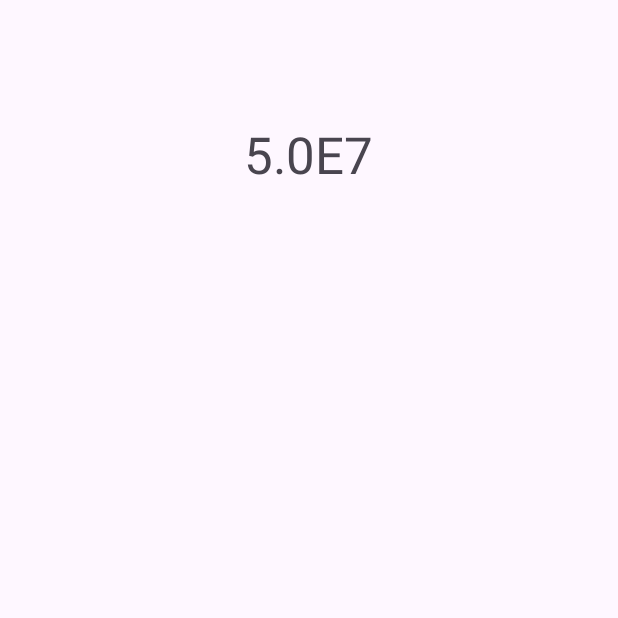
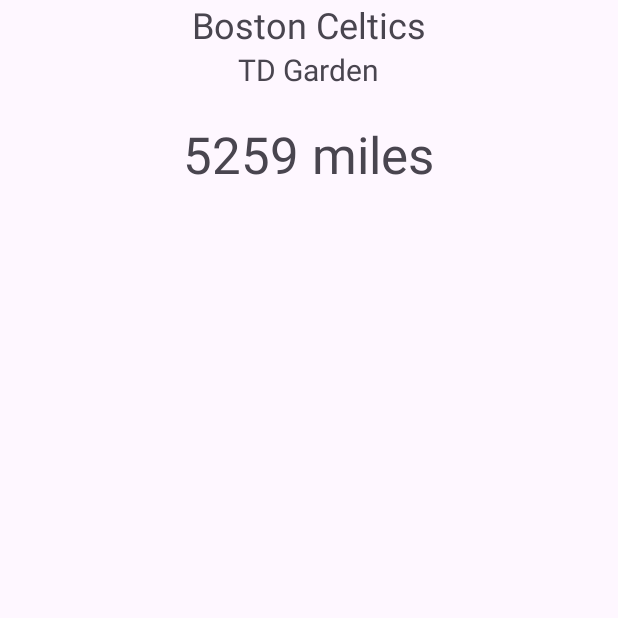
Before and after one commit to slejac/sports_finder, an Android app: the screen it shows after launch (FinderActivity), after a tap on "NBA", on a phone screen of 412 x 824 dp, the top half of it. Run offline under Robolectric (Android 15) with nearby library versions, the phone set to English and light mode, and no system bars.

Commit message:
NBA and Migration to Miles

```diff
--- a/app/src/main/java/edu/msu/sleeman5/sportsfinder/FinderActivity.java
+++ b/app/src/main/java/edu/msu/sleeman5/sportsfinder/FinderActivity.java
@@ -42,11 +42,14 @@ public class FinderActivity extends AppCompatActivity {
             }
         }
 
+        // Convert to Miles
+        min = min * 0.000621371;
+
         TextView viewTeam = (TextView)findViewById(R.id.textTeam);
         viewTeam.setText(venues.get(index).get("team"));
         TextView viewVenue = (TextView)findViewById(R.id.textVenue);
         viewVenue.setText(venues.get(index).get("venue"));
         TextView viewDistance = (TextView)findViewById(R.id.textDistance);
-        viewDistance.setText(Double.toString(min));
+        viewDistance.setText(Integer.toString((int)min) + " miles");
     }
 }
--- a/app/src/main/java/edu/msu/sleeman5/sportsfinder/Populator.java
+++ b/app/src/main/java/edu/msu/sleeman5/sportsfinder/Populator.java
@@ -243,8 +243,223 @@ public class Populator {
             tempMap.put("latitude", "39.0489");
             tempMap.put("longitude", "-94.4839");
             data.add(tempMap);
+
         } else if (dataType == 2) {  // NBA
+            // Atlantic Division
+            HashMap tempMap = new HashMap();
+            tempMap.put("team", "Brooklyn Nets");
+            tempMap.put("venue", "Barclays Center");
+            tempMap.put("latitude", "40.6826");
+            tempMap.put("longitude", "-73.9754");
+            data.add(tempMap);
 
+            tempMap = new HashMap();
+            tempMap.put("team", "New York Knicks");
+            tempMap.put("venue", "Madison Square Garden");
+            tempMap.put("latitude", "40.7505");
+            tempMap.put("longitude", "-73.9934");
+            data.add(tempMap);
+
+            tempMap = new HashMap();
+            tempMap.put("team", "Philadelphia 76ers");
+            tempMap.put("venue", "Wells Fargo Center");
+            tempMap.put("latitude", "39.9012");
+            tempMap.put("longitude", "-75.1720");
+            data.add(tempMap);
+
+            tempMap = new HashMap();
+            tempMap.put("team", "Toronto Raptors");
+            tempMap.put("venue", "Scotiabank Arena");
+            tempMap.put("latitude", "43.6435");
+            tempMap.put("longitude", "-79.3791");
+            data.add(tempMap);
+
+            tempMap = new HashMap();
+            tempMap.put("team", "Boston Celtics");
+            tempMap.put("venue", "TD Garden");
+            tempMap.put("latitude", "42.3662");
+            tempMap.put("longitude", "-71.0621");
+            data.add(tempMap);
+
+            // Central Division
+            tempMap = new HashMap();
+            tempMap.put("team", "Detroit Pistons");
+            tempMap.put("venue", "Little Caesars Arena");
+            tempMap.put("latitude", "42.3411");
+            tempMap.put("longitude", "-83.0553");
+            data.add(tempMap);
+
+            tempMap = new HashMap();
+            tempMap.put("team", "Milwaukee Bucks");
+            tempMap.put("venue", "Fiserv Forum");
+            tempMap.put("latitude", "43.0451");
+            tempMap.put("longitude", "-87.9174");
+            data.add(tempMap);
+
+            tempMap = new HashMap();
+            tempMap.put("team", "Chicago Bulls");
+            tempMap.put("venue", "United Center");
+            tempMap.put("latitude", "41.8807");
+            tempMap.put("longitude", "-87.6742");
+            data.add(tempMap);
+
+            tempMap = new HashMap();
+            tempMap.put("team", "Cleveland Cavaliers");
+            tempMap.put("venue", "Rocket Mortgage FieldHouse");
+            tempMap.put("latitude", "41.4965");
+            tempMap.put("longitude", "-81.6881");
+            data.add(tempMap);
+
+            tempMap = new HashMap();
+            tempMap.put("team", "Indiana Pacers");
+            tempMap.put("venue", "Gainbridge Fieldhouse");
+            tempMap.put("latitude", "39.7640");
+            tempMap.put("longitude", "-86.1555");
+            data.add(tempMap);
+
+            // Southeast Division
+            tempMap = new HashMap();
+            tempMap.put("team", "Washington Wizards");
+            tempMap.put("venue", "Capital One Arena");
+            tempMap.put("latitude", "38.8982");
+            tempMap.put("longitude", "-77.0209");
+            data.add(tempMap);
+
+            tempMap = new HashMap();
+            tempMap.put("team", "Miami Heat");
+            tempMap.put("venue", "Kaseya Center");
+            tempMap.put("latitude", "25.7814");
+            tempMap.put("longitude", "-80.1870");
+            data.add(tempMap);
+
+            tempMap = new HashMap();
+            tempMap.put("team", "Orlando Magic");
+            tempMap.put("venue", "Amway Center");
+            tempMap.put("latitude", "28.5392");
+            tempMap.put("longitude", "-81.3839");
+            data.add(tempMap);
+
+            tempMap = new HashMap();
+            tempMap.put("team", "Atlanta Hawks");
+            tempMap.put("venue", "State Farm Arena");
+            tempMap.put("latitude", "33.7573");
+            tempMap.put("longitude", "-84.3963");
+            data.add(tempMap);
+
+            tempMap = new HashMap();
+            tempMap.put("team", "Charlotte Hornets");
+            tempMap.put("venue", "Spectrum Center");
+            tempMap.put("latitude", "35.2217");
+            tempMap.put("longitude", "-80.8368");
+            data.add(tempMap);
+
+            // Southwest Division
+            tempMap = new HashMap();
+            tempMap.put("team", "Dallas Mavericks");
+            tempMap.put("venue", "American Airlines Center");
+            tempMap.put("latitude", "32.7905");
+            tempMap.put("longitude", "-96.8110");
+            data.add(tempMap);
+
+            tempMap = new HashMap();
+            tempMap.put("team", "San Antonio Spurs");
+            tempMap.put("venue", "AT&T Center");
+            tempMap.put("latitude", "29.4270");
+            tempMap.put("longitude", "-98.4375");
+            data.add(tempMap);
+
+            tempMap = new HashMap();
+            tempMap.put("team", "Houston Rockets");
+            tempMap.put("venue", "Toyota Center");
+            tempMap.put("latitude", "29.7508");
+            tempMap.put("longitude", "-95.3621");
+            data.add(tempMap);
+
+            tempMap = new HashMap();
+            tempMap.put("team", "New Orleans Pelicans");
+            tempMap.put("venue", "Smoothie King Center");
+            tempMap.put("latitude", "29.9427");
+            tempMap.put("longitude", "-90.0758");
+            data.add(tempMap);
+
+            tempMap = new HashMap();
+            tempMap.put("team", "Memphis Grizzlies");
+            tempMap.put("venue", "FedExForum");
+            tempMap.put("latitude", "35.1363");
+            tempMap.put("longitude", "-90.0503");
+            data.add(tempMap);
+
+            // Northwest Division
+            tempMap = new HashMap();
+            tempMap.put("team", "Denver Nuggets");
+            tempMap.put("venue", "Ball Arena");
+            tempMap.put("latitude", "39.7425");
+            tempMap.put("longitude", "-105.0045");
+            data.add(tempMap);
+
+            tempMap = new HashMap();
+            tempMap.put("team", "Utah Jazz");
+            tempMap.put("venue", "Vivint Arena");
+            tempMap.put("latitude", "40.7683");
+            tempMap.put("longitude", "-111.9011");
+            data.add(tempMap);
+
+            tempMap = new HashMap();
+            tempMap.put("team", "Minnesota Timberwolves");
+            tempMap.put("venue", "Target Center");
+            tempMap.put("latitude", "44.9795");
+            tempMap.put("longitude", "-93.2761");
+            data.add(tempMap);
+
+            tempMap = new HashMap();
+            tempMap.put("team", "Oklahoma City Thunder");
+            tempMap.put("venue", "Paycom Center");
+            tempMap.put("latitude", "35.4580");
+            tempMap.put("longitude", "-97.5090");
+            data.add(tempMap);
+
+            tempMap = new HashMap();
+            tempMap.put("team", "Portland Trailblazers");
+            tempMap.put("venue", "Moda Center");
+            tempMap.put("latitude", "45.5257");
+            tempMap.put("longitude", "-122.6667");
+            data.add(tempMap);
+
+            // Pacific
+            tempMap = new HashMap();
+            tempMap.put("team", "Phoenix Suns");
+            tempMap.put("venue", "Footprint Center");
+            tempMap.put("latitude", "33.4457");
+            tempMap.put("longitude", "-112.0712");
+            data.add(tempMap);
+
+            tempMap = new HashMap();
+            tempMap.put("team", "Sacramento Kings");
+            tempMap.put("venue", "Golden 1 Center");
+            tempMap.put("latitude", "38.5802");
+            tempMap.put("longitude", "-121.4997");
+            data.add(tempMap);
+
+            tempMap = new HashMap();
+            tempMap.put("team", "Golden State Warriors");
+            tempMap.put("venue", "Chase Center");
+            tempMap.put("latitude", "37.7680");
+            tempMap.put("longitude", "-122.3879");
+            data.add(tempMap);
+
+            tempMap = new HashMap();
+            tempMap.put("team", "Los Angeles Clippers");
+            tempMap.put("venue", "Crypto.com Arena");
+            tempMap.put("latitude", "34.0430");
+            tempMap.put("longitude", "-118.2673");
+            data.add(tempMap);
+
+            tempMap = new HashMap();
+            tempMap.put("team", "Los Angeles Lakers");
+            tempMap.put("venue", "Crypto.com Arena");
+            tempMap.put("latitude", "34.0430");
+            tempMap.put("longitude", "-118.2673");
+            data.add(tempMap);
         } else if (dataType == 3) {  // MLB
 
         } else if (dataType == 4) {  // NHL
```
